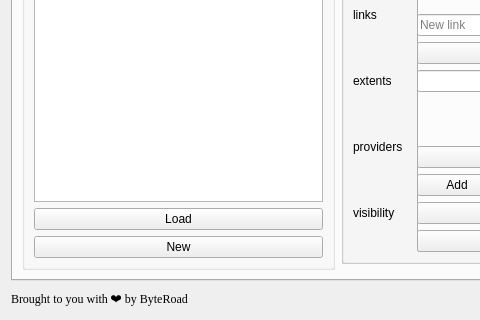
This is pygeoapi_config_dialog_base.ui in KatKatKateryna/pygeoapi_config as Qt 5 draws it before an edit; both pictures show x 0 to 480 and y 479 to 799 of the 870 by 799 pixel window. The edited form follows.
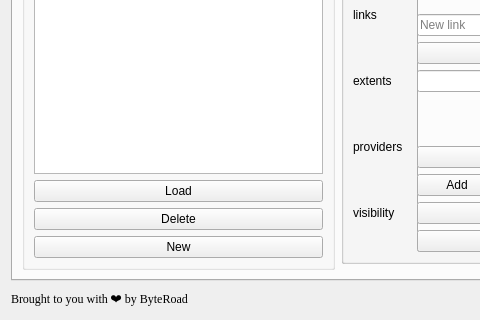
This is the edited form. The open tabs and pages were chosen to show the change. Icons and pictures are not drawn.

Commit message: delete collections

```diff
--- a/pygeoapi_config_dialog_base.ui
+++ b/pygeoapi_config_dialog_base.ui
@@ -1184,6 +1184,13 @@
             </property>
            </widget>
           </item>
+          <item>
+           <widget class="QPushButton" name="pushDeleteCollection">
+            <property name="text">
+             <string>Delete</string>
+            </property>
+           </widget>
+          </item>
           <item>
            <widget class="QPushButton" name="pushNewCollection">
             <property name="text">
```
Left out of the diff: 18 changed lines with no effect on the pictures. The commit also changes 1 other file.
